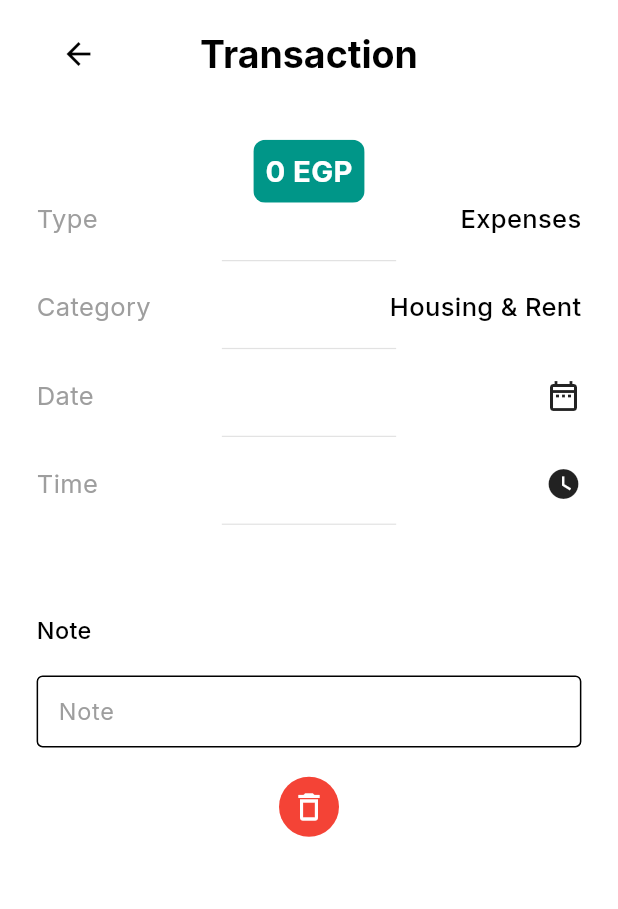
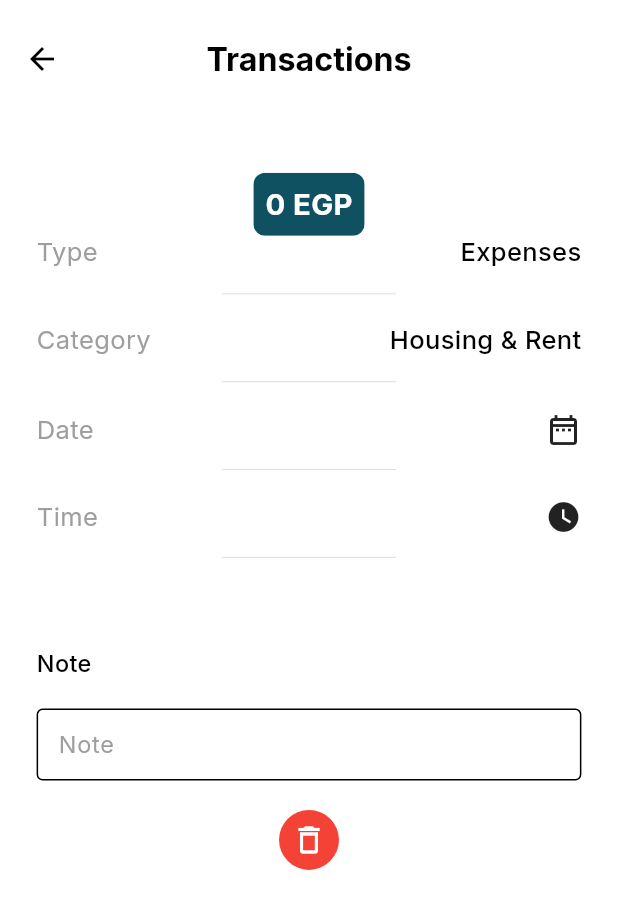
Before and after one commit to wealthwiseteam/wealth-wise-app, a Flutter app: the screen it shows after launch, after a tap on "Food & Drinks", on a phone screen of 412 x 824 dp. Shown: the top 909 px of the screen. Run offline on Flutter 3.47's test engine with Material 2 defaults, Android fonts, the phone set to English and light mode, and no system bars; our stand-ins replace another_flushbar, dio, dotted_border, equatable, flutter_screenutil, flutter_svg and 2 more.

Commit message:
fix: structure of transaction ui

```diff
--- a/lib/data/dummay_data/dummay_data.dart
+++ b/lib/data/dummay_data/dummay_data.dart
@@ -1,3 +1,7 @@
+import 'package:flutter/material.dart';
+
+import '../../view/pages/transactions/all_trans/components/category_details.dart';
+import '../../view/widgets/bills_transaction_card.dart';
 import '../models/statistics/spent_category_model.dart';
 import '../models/statistics/spent_date_model.dart';
 import '../models/notifications/notification_model.dart';
@@ -72,4 +76,50 @@ class DummayData {
     content:
         "When you have your finances under control, your financial health improves and you can increase the likelihood of achieving your dreams and goals. When you have your finances under control, your financial health improves and you can increase the likelihood of achieving your dreams and goals. When you have your finances under control, your financial health improves and you can increase the likelihood of achieving your dreams and goals. When you have your finances under control, your financial health improves and you can increase the likelihood of achieving your dreams and goals. When you have your finances under control, your financial health improves and you can increase the likelihood of achieving your dreams and goals. When you have your finances under control, your financial health improves and you can increase the likelihood of achieving your dreams and goals.",
   );
+
+  static const List<BillsCard> transCards = [
+    BillsCard(
+      title: 'Food & Drinks',
+      date: '15/2/2023',
+      money: '3500',
+      prefixIcon: Icons.fastfood,
+    ),
+    BillsCard(
+      title: 'Housing & Rent',
+      date: '22/2/2023',
+      money: '5000',
+      prefixIcon: Icons.home,
+    ),
+    BillsCard(
+      title: 'Medicine',
+      date: '6/4/2023',
+      money: '1000',
+      prefixIcon: Icons.medical_information_outlined,
+    ),
+    BillsCard(
+      title: 'Shopping',
+      date: '17/5/2023',
+      money: '3000',
+      prefixIcon: Icons.shopping_cart,
+    ),
+  ];
+
+  static const List<Widget> transDetails = [
+    CategoryDetails(
+      title: 'Type',
+      value: 'Expenses',
+    ),
+    CategoryDetails(
+      title: 'Category',
+      value: 'Housing & Rent',
+    ),
+    CategoryDetails(
+      title: 'Date',
+      icon: Icons.date_range_outlined,
+    ),
+    CategoryDetails(
+      title: 'Time',
+      icon: Icons.watch_later,
+    ),
+  ];
 }
--- a/lib/main.dart
+++ b/lib/main.dart
@@ -5,8 +5,7 @@ import 'package:wealth_wise/resources/localization/generated/l10n.dart';
 import 'package:wealth_wise/resources/router/app_router.dart';
 import 'package:wealth_wise/resources/styles/app_colors.dart';
 import 'package:wealth_wise/resources/styles/app_theme.dart';
-import 'package:wealth_wise/view/pages/biils_screen.dart';
-import 'package:wealth_wise/view/pages/transaction/transaction_screen.dart';
+import 'package:wealth_wise/view/pages/transactions/all_trans/all_trans_page.dart';
 import 'package:wealth_wise/view/widgets/bills_transaction_card.dart';
 import 'resources/styles/app_theme.dart';
 import 'view/pages/auth/login/logIn_page.dart';
@@ -66,7 +65,7 @@ class MyApp extends StatelessWidget {
             physics: const BouncingScrollPhysics(),
           ),
           onGenerateRoute: RouteGenerate.getRoute,
-          home: Transaction(),
+          home: const AllTransPage(),
         );
       },
     );
--- a/lib/view/pages/biils_screen.dart
+++ b/lib/view/pages/bills/bills_screen.dart
@@ -2,7 +2,7 @@ import 'package:flutter/material.dart';
 import 'package:flutter_screenutil/flutter_screenutil.dart';
 import 'package:wealth_wise/view/widgets/public_text.dart';
 
-import '../widgets/bills_transaction_card.dart';
+import '../../widgets/bills_transaction_card.dart';
 
 class Bills extends StatelessWidget {
    Bills({super.key});
--- a/lib/view/pages/transaction/category_details.dart
+++ /dev/null
@@ -1,43 +0,0 @@
-import 'package:flutter/material.dart';
-import 'package:flutter_screenutil/flutter_screenutil.dart';
-
-import '../../widgets/public_divider.dart';
-import '../../widgets/public_text.dart';
-
-class CategoryDetails extends StatelessWidget {
-
-  String title;
-  String? value;
-  IconData? icon;
-
-  CategoryDetails({super.key,
-    required this.title,
-    this.value,
-    this.icon
-   });
-
-  @override
-  Widget build(BuildContext context) {
-    return SizedBox(
-      height: 40.h,
-      child: Column(
-        children: [
-          Row(
-            children: [
-              PublicText(txt: title,size: 17,color: Colors.grey,),
-              const Spacer(),
-              if(value == null)
-                Icon(icon),
-              if(value != null)
-              PublicText(txt: value!,size: 17,fw: FontWeight.w500,)
-            ],
-          ),
-          const Spacer(),
-          const PublicDivider(
-            width: double.infinity,
-          ),
-        ],
-      ),
-    );
-  }
-}
--- a/lib/view/pages/transaction/trans_screens.dart
+++ /dev/null
@@ -1,166 +0,0 @@
-import 'package:flutter/material.dart';
-import 'package:flutter_screenutil/flutter_screenutil.dart';
-import 'package:wealth_wise/view/pages/transaction/category_details.dart';
-import 'package:wealth_wise/view/widgets/public_divider.dart';
-import 'package:wealth_wise/view/widgets/public_text_form_field.dart';
-
-import '../../widgets/public_text.dart';
-
-class TransScreens extends StatelessWidget {
-
-  String? title;
-   TransScreens({super.key,
-     this.title,
-   });
-
-   var noteCont = TextEditingController();
-  List<Widget> transDetails =
-  [
-    CategoryDetails(
-      title: 'Type',
-      value: 'Expenses',
-    ),
-    CategoryDetails(
-      title: 'Category',
-      value: 'Housing & Rent',
-    ),
-    CategoryDetails(
-      title: 'Date',
-      icon: Icons.date_range_outlined,
-    ),
-    CategoryDetails(
-      title: 'Time',
-      icon: Icons.watch_later,
-    ),
-  ];
-  @override
-  Widget build(BuildContext context) {
-    return Scaffold(
-      body: Padding(
-        padding: EdgeInsets.only(
-          top: 8.0.h,
-          left: 25.h,
-          right:25.h,
-          bottom: 8.h,
-        ),
-        child: Column(
-          children: [
-            AppBar(
-              leading: IconButton(
-                  onPressed: ()
-                  {
-                    Navigator.pop(context);
-                  },icon: const Icon(Icons.arrow_back)),
-              title: const PublicText(txt: 'Transaction',fw: FontWeight.bold,size: 25,),
-              centerTitle: true,
-            ),
-            SizedBox(
-              height: 30.h,
-            ),
-            ClipRRect(
-              borderRadius: BorderRadius.circular(8),
-              child: Container(
-                color: Colors.teal,
-                child:  Padding(
-                  padding: const EdgeInsets.all(8.0),
-                  child: PublicText(
-                    txt: '0 EGP',
-                    color: Colors.white,
-                    fw: FontWeight.bold,
-                    size: 20.h,
-                  ),
-                ),
-              ),
-            ),
-            SizedBox(
-              height: MediaQuery.of(context).size.height/3,
-              child: Expanded(
-                child: ListView.separated(
-                  itemBuilder: (context, index) => transDetails[index],
-                  separatorBuilder: (context, index) => SizedBox(
-                    height: 20.h,
-                  ),
-                  itemCount: transDetails.length,
-                ),
-              ),
-            ),
-            // SizedBox(
-            //   height: 5.h,
-            // ),
-            const Align(
-                alignment: Alignment.topLeft,
-                child: PublicText(txt: 'Note',fw: FontWeight.w500,)),
-            SizedBox(
-              height: 20.h,
-            ),
-            PublicTextFormField(
-              controller: noteCont,
-              validator: (value) {},
-              hint: 'Note',
-              border: const OutlineInputBorder(),
-            ),
-            SizedBox(
-              height: 20.h,
-            ),
-            CircleAvatar(
-              backgroundColor: Colors.red,
-              child: IconButton(
-                  onPressed: ()
-                  {
-                    showDialog(
-                      context: context,
-                      builder: (context) =>  AlertDialog(
-                        title: const Column(
-                          children: [
-                            PublicText(txt: 'Are you sure to delete this?',fw: FontWeight.w500,),
-                            PublicText(txt: 'once deleted you cannot recover it',color: Colors.grey,),
-                          ],
-                        ),
-                        actions: [
-                          Row(
-                            children: [
-                              // const Spacer(),
-                              OutlinedButton(
-                                  onPressed: () {
-                                    Navigator.pop(context);
-                                  },
-                                  style: OutlinedButton.styleFrom(
-                                    shape: RoundedRectangleBorder(
-                                      borderRadius: BorderRadius.circular(25.h),
-                                    ),
-                                  ),
-                                  child: Padding(
-                                    padding: EdgeInsets.symmetric(horizontal: 12.h),
-                                    child:const PublicText(txt: 'Cancel'),
-                                  )),
-                              const Spacer(),
-                              OutlinedButton(
-                                  onPressed: () {
-                                    Navigator.pop(context);
-                                  },
-                                  style: OutlinedButton.styleFrom(
-                                      shape: RoundedRectangleBorder(
-                                        borderRadius: BorderRadius.circular(25.h),
-                                      ),
-                                      backgroundColor: Colors.red
-                                  ),
-                                  child: Padding(
-                                    padding: EdgeInsets.symmetric(horizontal: 12.h),
-                                    child:const PublicText(txt: 'Delete',color: Colors.white,),
-                                  )),
-                              // const Spacer(),
-                            ],
-                          ),
-                        ],
-                    ),);
-                  },
-                  icon: const Icon(Icons.delete_outline,color: Colors.white,),
-              ),
-            ),
-            // const Spacer()
-          ],
-        ),
-      ),
-    );
-  }
-}
--- a/lib/view/pages/transaction/transaction_screen.dart
+++ b/lib/view/pages/transactions/all_trans/all_trans_page.dart
@@ -1,33 +1,36 @@
 import 'package:flutter/material.dart';
 import 'package:flutter_screenutil/flutter_screenutil.dart';
-import 'package:wealth_wise/view/pages/transaction/trans_screens.dart';
-import 'package:wealth_wise/view/widgets/bills_transaction_card.dart';
+import 'package:wealth_wise/data/dummay_data/dummay_data.dart';
+import 'package:wealth_wise/resources/styles/app_colors.dart';
+import 'package:wealth_wise/view/pages/transactions/tran_details/trans_details_page.dart';
 import 'package:wealth_wise/view/widgets/public_text.dart';
 
-class Transaction extends StatelessWidget {
-   Transaction({super.key});
-  List<BillsCard> transCards =
-  [
-    BillsCard(title: 'Food & Drinks', date: '15/2/2023', money: '3500', prefixIcon: Icons.fastfood),
-    BillsCard(title: 'Housing & Rent', date: '22/2/2023', money: '5000', prefixIcon: Icons.home),
-    BillsCard(title: 'Medicine', date: '6/4/2023', money: '1000', prefixIcon: Icons.medical_information_outlined),
-    BillsCard(title: 'Shopping', date: '17/5/2023', money: '3000', prefixIcon: Icons.shopping_cart),
-  ];
+class AllTransPage extends StatelessWidget {
+  const AllTransPage({super.key});
+
   @override
   Widget build(BuildContext context) {
     return Scaffold(
+      appBar: AppBar(
+        toolbarHeight: 80.h,
+        leading: IconButton(
+          onPressed: () {},
+          icon: const Icon(Icons.arrow_back),
+        ),
+        title: PublicText(
+          txt: 'Transactions',
+          fw: FontWeight.bold,
+          size: 22.sp,
+        ),
+        centerTitle: true,
+      ),
       body: Column(
         children: [
-          AppBar(
-            leading: IconButton(onPressed: () {},icon: const Icon(Icons.arrow_back)),
-            title: const PublicText(txt: 'Transaction',fw: FontWeight.bold,size: 25,),
-            centerTitle: true,
-          ),
           Padding(
             padding: const EdgeInsets.all(8.0),
             child: Container(
               width: double.infinity,
-              color: Colors.teal,
+              color: AppColors.mintGreen,
               child: Padding(
                 padding: const EdgeInsets.all(12.0),
                 child: Column(
@@ -50,29 +53,31 @@ class Transaction extends StatelessWidget {
             ),
           ),
           Expanded(
-              child: Padding(
+            child: Padding(
               padding: const EdgeInsets.all(8.0),
               child: ListView.separated(
                 itemBuilder: (context, index) => InkWell(
                   onTap: () {
                     Navigator.push(
-                        context,
-                        MaterialPageRoute(
-                          builder: (context) => TransScreens(
-                            title: transCards[index].title,
-                            // iconTitle: ,
-                          ),
+                      context,
+                      MaterialPageRoute(
+                        builder: (context) => TranDetailsPage(
+                          title: DummayData.transCards[index].title,
+                          // iconTitle: ,
                         ),
+                      ),
                     );
                   },
                   child: SizedBox(
                     width: double.infinity,
-                    height: 110,
-                    child: transCards[index],
+                    height: 120.h,
+                    child: DummayData.transCards[index],
                   ),
                 ),
-                separatorBuilder: (context, index) => SizedBox(height: 15.h,),
-                itemCount: transCards.length,
+                separatorBuilder: (context, index) => SizedBox(
+                  height: 10.h,
+                ),
+                itemCount: DummayData.transCards.length,
               ),
             ),
           ),
--- /dev/null
+++ b/lib/view/pages/transactions/all_trans/components/category_details.dart
@@ -0,0 +1,50 @@
+import 'package:flutter/material.dart';
+import 'package:flutter_screenutil/flutter_screenutil.dart';
+
+import '../../../../widgets/public_divider.dart';
+import '../../../../widgets/public_text.dart';
+
+class CategoryDetails extends StatelessWidget {
+  final String title;
+  final String? value;
+  final IconData? icon;
+
+  const CategoryDetails({
+    super.key,
+    required this.title,
+    this.value,
+    this.icon,
+  });
+
+  @override
+  Widget build(BuildContext context) {
+    return SizedBox(
+      height: 40.h,
+      child: Column(
+        children: [
+          Row(
+            children: [
+              PublicText(
+                txt: title,
+                size: 17,
+                color: Colors.grey,
+              ),
+              const Spacer(),
+              if (value == null) Icon(icon),
+              if (value != null)
+                PublicText(
+                  txt: value!,
+                  size: 17,
+                  fw: FontWeight.w500,
+                )
+            ],
+          ),
+          const Spacer(),
+          const PublicDivider(
+            width: double.infinity,
+          ),
+        ],
+      ),
+    );
+  }
+}
--- /dev/null
+++ b/lib/view/pages/transactions/tran_details/trans_details_page.dart
@@ -0,0 +1,190 @@
+import 'package:flutter/material.dart';
+import 'package:flutter_screenutil/flutter_screenutil.dart';
+import 'package:wealth_wise/data/dummay_data/dummay_data.dart';
+import 'package:wealth_wise/view/widgets/public_text_form_field.dart';
+import 'package:wealth_wise/resources/styles/app_colors.dart';
+
+
+import '../../../widgets/public_text.dart';
+
+class TranDetailsPage extends StatefulWidget {
+  final String? title;
+  const TranDetailsPage({
+    super.key,
+    this.title,
+  });
+
+  @override
+  State<TranDetailsPage> createState() => _TranDetailsPageState();
+}
+
+class _TranDetailsPageState extends State<TranDetailsPage> {
+  late final TextEditingController noteCont;
+
+  @override
+  void initState() {
+    super.initState();
+    noteCont = TextEditingController();
+  }
+
+  @override
+  void dispose() {
+    noteCont.dispose();
+    super.dispose();
+  }
+
+  @override
+  Widget build(BuildContext context) {
+    return Scaffold(
+      appBar: AppBar(
+        centerTitle: true,
+        toolbarHeight: 80.h,
+        title:  PublicText(
+          txt: 'Transactions',
+          fw: FontWeight.bold,
+          size: 22.sp,
+        ),
+        leading: IconButton(
+          icon: const Icon(Icons.arrow_back),
+          onPressed: () {
+            Navigator.pop(context);
+          },
+        ),
+      ),
+      body: Padding(
+        padding: EdgeInsets.only(
+          top: 8.0.h,
+          left: 25.h,
+          right: 25.h,
+          bottom: 8.h,
+        ),
+        child: Column(
+          children: [
+            SizedBox(
+              height: 30.h,
+            ),
+            ClipRRect(
+              borderRadius: BorderRadius.circular(8),
+              child: Container(
+                color: AppColors.mintGreen,
+                child: Padding(
+                  padding: const EdgeInsets.all(8.0),
+                  child: PublicText(
+                    txt: '0 EGP',
+                    color: Colors.white,
+                    fw: FontWeight.bold,
+                    size: 20.h,
+                  ),
+                ),
+              ),
+            ),
+            SizedBox(
+              height: MediaQuery.of(context).size.height / 3,
+              child: Expanded(
+                child: ListView.separated(
+                  itemBuilder: (context, index) =>
+                      DummayData.transDetails[index],
+                  separatorBuilder: (context, index) => SizedBox(
+                    height: 20.h,
+                  ),
+                  itemCount: DummayData.transDetails.length,
+                ),
+              ),
+            ),
+            // SizedBox(
+            //   height: 5.h,
+            // ),
+            const Align(
+              alignment: Alignment.topLeft,
+              child: PublicText(
+                txt: 'Note',
+                fw: FontWeight.w500,
+              ),
+            ),
+            SizedBox(
+              height: 20.h,
+            ),
+            PublicTextFormField(
+              controller: noteCont,
+              validator: (value) {},
+              hint: 'Note',
+              border: const OutlineInputBorder(),
+            ),
+            SizedBox(
+              height: 20.h,
+            ),
+            CircleAvatar(
+              backgroundColor: Colors.red,
+              child: IconButton(
+                onPressed: () {
+                  showDialog(
+                    context: context,
+                    builder: (context) => AlertDialog(
+                      title: const Column(
+                        children: [
+                          PublicText(
+                            txt: 'Are you sure to delete this?',
+                            fw: FontWeight.w500,
+                          ),
+                          PublicText(
+                            txt: 'once deleted you cannot recover it',
+                            color: Colors.grey,
+                          ),
+                        ],
+                      ),
+                      actions: [
+                        Row(
+                          children: [
+                            // const Spacer(),
+                            OutlinedButton(
+                                onPressed: () {
+                                  Navigator.pop(context);
+                                },
+                                style: OutlinedButton.styleFrom(
+                                  shape: RoundedRectangleBorder(
+                                    borderRadius: BorderRadius.circular(25.h),
+                                  ),
+                                ),
+                                child: Padding(
+                                  padding:
+                                      EdgeInsets.symmetric(horizontal: 12.h),
+                                  child: const PublicText(txt: 'Cancel'),
+                                )),
+                            const Spacer(),
+                            OutlinedButton(
+                                onPressed: () {
+                                  Navigator.pop(context);
+                                },
+                                style: OutlinedButton.styleFrom(
+                                    shape: RoundedRectangleBorder(
+                                      borderRadius: BorderRadius.circular(25.h),
+                                    ),
+                                    backgroundColor: Colors.red),
+                                child: Padding(
+                                  padding:
+                                      EdgeInsets.symmetric(horizontal: 12.h),
+                                  child: const PublicText(
+                                    txt: 'Delete',
+                                    color: Colors.white,
+                                  ),
+                                )),
+                            // const Spacer(),
+                          ],
+                        ),
+                      ],
+                    ),
+                  );
+                },
+                icon: const Icon(
+                  Icons.delete_outline,
+                  color: Colors.white,
+                ),
+              ),
+            ),
+            // const Spacer()
+          ],
+        ),
+      ),
+    );
+  }
+}
--- a/lib/view/widgets/bills_transaction_card.dart
+++ b/lib/view/widgets/bills_transaction_card.dart
@@ -3,12 +3,13 @@ import 'package:flutter_screenutil/flutter_screenutil.dart';
 import 'package:wealth_wise/view/widgets/public_text.dart';
 
 class BillsCard extends StatelessWidget {
-  String title;
-  String date;
-  String money;
-  IconData prefixIcon;
+  final String title;
+  final String date;
+  final String money;
+  final IconData prefixIcon;
 
-   BillsCard({super.key,
+  const BillsCard({
+    super.key,
     required this.title,
     required this.date,
     required this.money,
@@ -26,22 +27,40 @@ class BillsCard extends StatelessWidget {
           children: [
             Column(
               children: [
-                  Icon(prefixIcon,size: 30.h,color: Colors.teal,),
+                Icon(
+                  prefixIcon,
+                  size: 30.h,
+                  color: Colors.teal,
+                ),
                 const Spacer(),
               ],
             ),
             const Spacer(),
             Column(
               children: [
-                  PublicText(txt: title,fw: FontWeight.w600,size: 22,),
-                  PublicText(txt: date,color: Colors.grey,size: 20,),
-                  PublicText(txt: '$money EGP',size: 20,),
+                PublicText(
+                  txt: title,
+                  fw: FontWeight.w600,
+                  size: 22,
+                ),
+                PublicText(
+                  txt: date,
+                  color: Colors.grey,
+                  size: 20,
+                ),
+                PublicText(
+                  txt: '$money EGP',
+                  size: 20,
+                ),
               ],
             ),
             const Spacer(),
             Column(
-                children:  [
-                  Icon(Icons.warning_amber,size: 25.h,),
+              children: [
+                Icon(
+                  Icons.warning_amber,
+                  size: 25.h,
+                ),
                 const Spacer(),
               ],
             ),
```
Also changed, not shown: pubspec.lock. Lines whose indentation alone changed are shown as unchanged.
